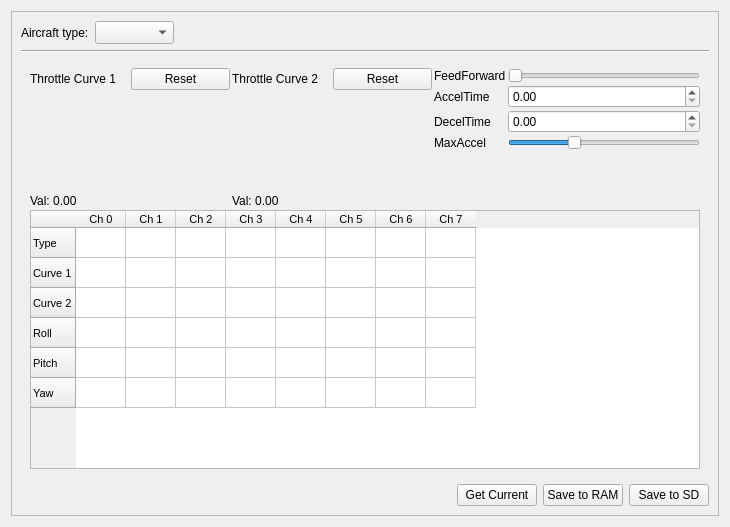
The window that ground/src/plugins/config/airframe.ui (openpilot/OpenPilot) describes before a commit, drawn with Qt 5.
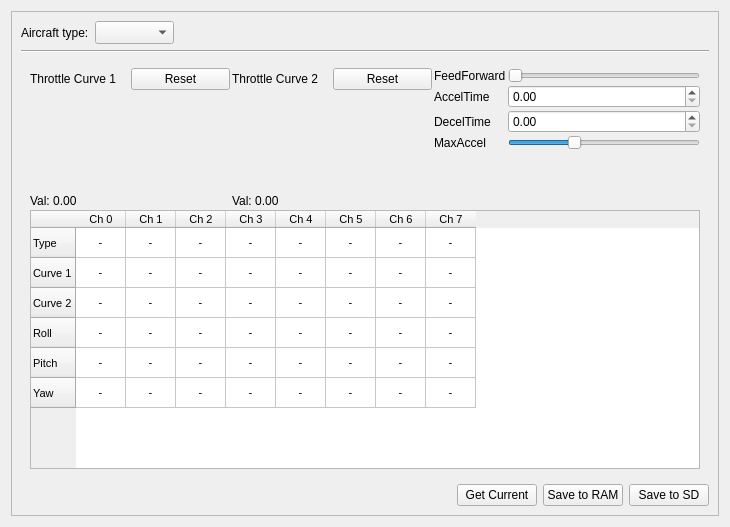
The same window after the commit. Custom widgets are drawn as their Qt base class.

Commit message: OP-138  Custom airframe table now displays the generated mixer matrix and curves. Display only, editing it won't change the mixer.

What changed in the file:
```diff
--- a/ground/src/plugins/config/airframe.ui
+++ b/ground/src/plugins/config/airframe.ui
@@ -1468,6 +1468,12 @@
               <attribute name="horizontalHeaderDefaultSectionSize">
                <number>50</number>
               </attribute>
+              <attribute name="horizontalHeaderStretchLastSection">
+               <bool>false</bool>
+              </attribute>
+              <attribute name="horizontalHeaderStretchLastSection">
+               <bool>false</bool>
+              </attribute>
               <attribute name="horizontalHeaderDefaultSectionSize">
                <number>50</number>
               </attribute>
@@ -1541,14 +1547,388 @@
                 <string>Ch 7</string>
                </property>
               </column>
+              <item row="0" column="0">
+               <property name="text">
+                <string>-</string>
+               </property>
+               <property name="textAlignment">
+                <set>AlignHCenter|AlignVCenter|AlignCenter</set>
+               </property>
+              </item>
+              <item row="0" column="1">
+               <property name="text">
+                <string>-</string>
+               </property>
+               <property name="textAlignment">
+                <set>AlignHCenter|AlignVCenter|AlignCenter</set>
+               </property>
+              </item>
+              <item row="0" column="2">
+               <property name="text">
+                <string>-</string>
+               </property>
+               <property name="textAlignment">
+                <set>AlignHCenter|AlignVCenter|AlignCenter</set>
+               </property>
+              </item>
+              <item row="0" column="3">
+               <property name="text">
+                <string>-</string>
+               </property>
+               <property name="textAlignment">
+                <set>AlignHCenter|AlignVCenter|AlignCenter</set>
+               </property>
+              </item>
+              <item row="0" column="4">
+               <property name="text">
+                <string>-</string>
+               </property>
+               <property name="textAlignment">
+                <set>AlignHCenter|AlignVCenter|AlignCenter</set>
+               </property>
+              </item>
+              <item row="0" column="5">
+               <property name="text">
+                <string>-</string>
+               </property>
+               <property name="textAlignment">
+                <set>AlignHCenter|AlignVCenter|AlignCenter</set>
+               </property>
+              </item>
+              <item row="0" column="6">
+               <property name="text">
+                <string>-</string>
+               </property>
+               <property name="textAlignment">
+                <set>AlignHCenter|AlignVCenter|AlignCenter</set>
+               </property>
+              </item>
+              <item row="0" column="7">
+               <property name="text">
+                <string>-</string>
+               </property>
+               <property name="textAlignment">
+                <set>AlignHCenter|AlignVCenter|AlignCenter</set>
+               </property>
+              </item>
               <item row="1" column="0">
                <property name="text">
-                <string/>
+                <string>-</string>
+               </property>
+               <property name="textAlignment">
+                <set>AlignHCenter|AlignVCenter|AlignCenter</set>
+               </property>
+              </item>
+              <item row="1" column="1">
+               <property name="text">
+                <string>-</string>
+               </property>
+               <property name="textAlignment">
+                <set>AlignHCenter|AlignVCenter|AlignCenter</set>
+               </property>
+              </item>
+              <item row="1" column="2">
+               <property name="text">
+                <string>-</string>
+               </property>
+               <property name="textAlignment">
+                <set>AlignHCenter|AlignVCenter|AlignCenter</set>
+               </property>
+              </item>
+              <item row="1" column="3">
+               <property name="text">
+                <string>-</string>
+               </property>
+               <property name="textAlignment">
+                <set>AlignHCenter|AlignVCenter|AlignCenter</set>
+               </property>
+              </item>
+              <item row="1" column="4">
+               <property name="text">
+                <string>-</string>
+               </property>
+               <property name="textAlignment">
+                <set>AlignHCenter|AlignVCenter|AlignCenter</set>
+               </property>
+              </item>
+              <item row="1" column="5">
+               <property name="text">
+                <string>-</string>
+               </property>
+               <property name="textAlignment">
+                <set>AlignHCenter|AlignVCenter|AlignCenter</set>
+               </property>
+              </item>
+              <item row="1" column="6">
+               <property name="text">
+                <string>-</string>
+               </property>
+               <property name="textAlignment">
+                <set>AlignHCenter|AlignVCenter|AlignCenter</set>
+               </property>
+              </item>
+              <item row="1" column="7">
+               <property name="text">
+                <string>-</string>
+               </property>
+               <property name="textAlignment">
+                <set>AlignHCenter|AlignVCenter|AlignCenter</set>
                </property>
               </item>
               <item row="2" column="0">
                <property name="text">
-                <string/>
+                <string>-</string>
+               </property>
+               <property name="textAlignment">
+                <set>AlignHCenter|AlignVCenter|AlignCenter</set>
+               </property>
+              </item>
+              <item row="2" column="1">
+               <property name="text">
+                <string>-</string>
+               </property>
+               <property name="textAlignment">
+                <set>AlignHCenter|AlignVCenter|AlignCenter</set>
+               </property>
+              </item>
+              <item row="2" column="2">
+               <property name="text">
+                <string>-</string>
+               </property>
+               <property name="textAlignment">
+                <set>AlignHCenter|AlignVCenter|AlignCenter</set>
+               </property>
+              </item>
+              <item row="2" column="3">
+               <property name="text">
+                <string>-</string>
+               </property>
+               <property name="textAlignment">
+                <set>AlignHCenter|AlignVCenter|AlignCenter</set>
+               </property>
+              </item>
+              <item row="2" column="4">
+               <property name="text">
+                <string>-</string>
+               </property>
+               <property name="textAlignment">
+                <set>AlignHCenter|AlignVCenter|AlignCenter</set>
+               </property>
+              </item>
+              <item row="2" column="5">
+               <property name="text">
+                <string>-</string>
+               </property>
+               <property name="textAlignment">
+                <set>AlignHCenter|AlignVCenter|AlignCenter</set>
+               </property>
+              </item>
+              <item row="2" column="6">
+               <property name="text">
+                <string>-</string>
+               </property>
+               <property name="textAlignment">
+                <set>AlignHCenter|AlignVCenter|AlignCenter</set>
+               </property>
+              </item>
+              <item row="2" column="7">
+               <property name="text">
+                <string>-</string>
+               </property>
+               <property name="textAlignment">
+                <set>AlignHCenter|AlignVCenter|AlignCenter</set>
+               </property>
+              </item>
+              <item row="3" column="0">
+               <property name="text">
+                <string>-</string>
+               </property>
+               <property name="textAlignment">
+                <set>AlignHCenter|AlignVCenter|AlignCenter</set>
+               </property>
+              </item>
+              <item row="3" column="1">
+               <property name="text">
+                <string>-</string>
+               </property>
+               <property name="textAlignment">
+                <set>AlignHCenter|AlignVCenter|AlignCenter</set>
+               </property>
+              </item>
+              <item row="3" column="2">
+               <property name="text">
+                <string>-</string>
+               </property>
+               <property name="textAlignment">
+                <set>AlignHCenter|AlignVCenter|AlignCenter</set>
+               </property>
+              </item>
+              <item row="3" column="3">
+               <property name="text">
+                <string>-</string>
+               </property>
+               <property name="textAlignment">
+                <set>AlignHCenter|AlignVCenter|AlignCenter</set>
+               </property>
+              </item>
+              <item row="3" column="4">
+               <property name="text">
+                <string>-</string>
+               </property>
+               <property name="textAlignment">
+                <set>AlignHCenter|AlignVCenter|AlignCenter</set>
+               </property>
+              </item>
+              <item row="3" column="5">
+               <property name="text">
+                <string>-</string>
+               </property>
+               <property name="textAlignment">
+                <set>AlignHCenter|AlignVCenter|AlignCenter</set>
+               </property>
+              </item>
+              <item row="3" column="6">
+               <property name="text">
+                <string>-</string>
+               </property>
+               <property name="textAlignment">
+                <set>AlignHCenter|AlignVCenter|AlignCenter</set>
+               </property>
+              </item>
+              <item row="3" column="7">
+               <property name="text">
+                <string>-</string>
+               </property>
+               <property name="textAlignment">
+                <set>AlignHCenter|AlignVCenter|AlignCenter</set>
+               </property>
+              </item>
+              <item row="4" column="0">
+               <property name="text">
+                <string>-</string>
+               </property>
+               <property name="textAlignment">
+                <set>AlignHCenter|AlignVCenter|AlignCenter</set>
+               </property>
+              </item>
+              <item row="4" column="1">
+               <property name="text">
+                <string>-</string>
+               </property>
+               <property name="textAlignment">
+                <set>AlignHCenter|AlignVCenter|AlignCenter</set>
+               </property>
+              </item>
+              <item row="4" column="2">
+               <property name="text">
+                <string>-</string>
+               </property>
+               <property name="textAlignment">
+                <set>AlignHCenter|AlignVCenter|AlignCenter</set>
+               </property>
+              </item>
+              <item row="4" column="3">
+               <property name="text">
+                <string>-</string>
+               </property>
+               <property name="textAlignment">
+                <set>AlignHCenter|AlignVCenter|AlignCenter</set>
+               </property>
+              </item>
+              <item row="4" column="4">
+               <property name="text">
+                <string>-</string>
+               </property>
+               <property name="textAlignment">
+                <set>AlignHCenter|AlignVCenter|AlignCenter</set>
+               </property>
+              </item>
+              <item row="4" column="5">
+               <property name="text">
+                <string>-</string>
+               </property>
+               <property name="textAlignment">
+                <set>AlignHCenter|AlignVCenter|AlignCenter</set>
+               </property>
+              </item>
+              <item row="4" column="6">
+               <property name="text">
+                <string>-</string>
+               </property>
+               <property name="textAlignment">
+                <set>AlignHCenter|AlignVCenter|AlignCenter</set>
+               </property>
+              </item>
+              <item row="4" column="7">
+               <property name="text">
+                <string>-</string>
+               </property>
+               <property name="textAlignment">
+                <set>AlignHCenter|AlignVCenter|AlignCenter</set>
+               </property>
+              </item>
+              <item row="5" column="0">
+               <property name="text">
+                <string>-</string>
+               </property>
+               <property name="textAlignment">
+                <set>AlignHCenter|AlignVCenter|AlignCenter</set>
+               </property>
+              </item>
+              <item row="5" column="1">
+               <property name="text">
+                <string>-</string>
+               </property>
+               <property name="textAlignment">
+                <set>AlignHCenter|AlignVCenter|AlignCenter</set>
+               </property>
+              </item>
+              <item row="5" column="2">
+               <property name="text">
+                <string>-</string>
+               </property>
+               <property name="textAlignment">
+                <set>AlignHCenter|AlignVCenter|AlignCenter</set>
+               </property>
+              </item>
+              <item row="5" column="3">
+               <property name="text">
+                <string>-</string>
+               </property>
+               <property name="textAlignment">
+                <set>AlignHCenter|AlignVCenter|AlignCenter</set>
+               </property>
+              </item>
+              <item row="5" column="4">
+               <property name="text">
+                <string>-</string>
+               </property>
+               <property name="textAlignment">
+                <set>AlignHCenter|AlignVCenter|AlignCenter</set>
+               </property>
+              </item>
+              <item row="5" column="5">
+               <property name="text">
+                <string>-</string>
+               </property>
+               <property name="textAlignment">
+                <set>AlignHCenter|AlignVCenter|AlignCenter</set>
+               </property>
+              </item>
+              <item row="5" column="6">
+               <property name="text">
+                <string>-</string>
+               </property>
+               <property name="textAlignment">
+                <set>AlignHCenter|AlignVCenter|AlignCenter</set>
+               </property>
+              </item>
+              <item row="5" column="7">
+               <property name="text">
+                <string>-</string>
+               </property>
+               <property name="textAlignment">
+                <set>AlignHCenter|AlignVCenter|AlignCenter</set>
                </property>
               </item>
              </widget>
```
Left out of the diff: 1 changed line with no effect on the pictures. The commit also changes 1 other file.
